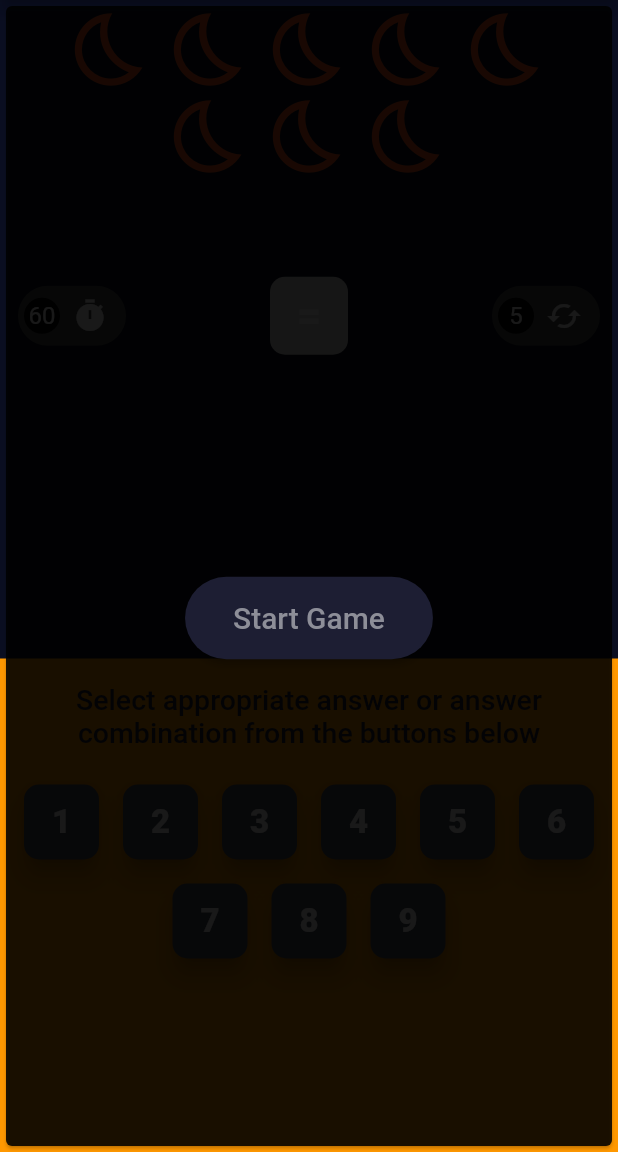
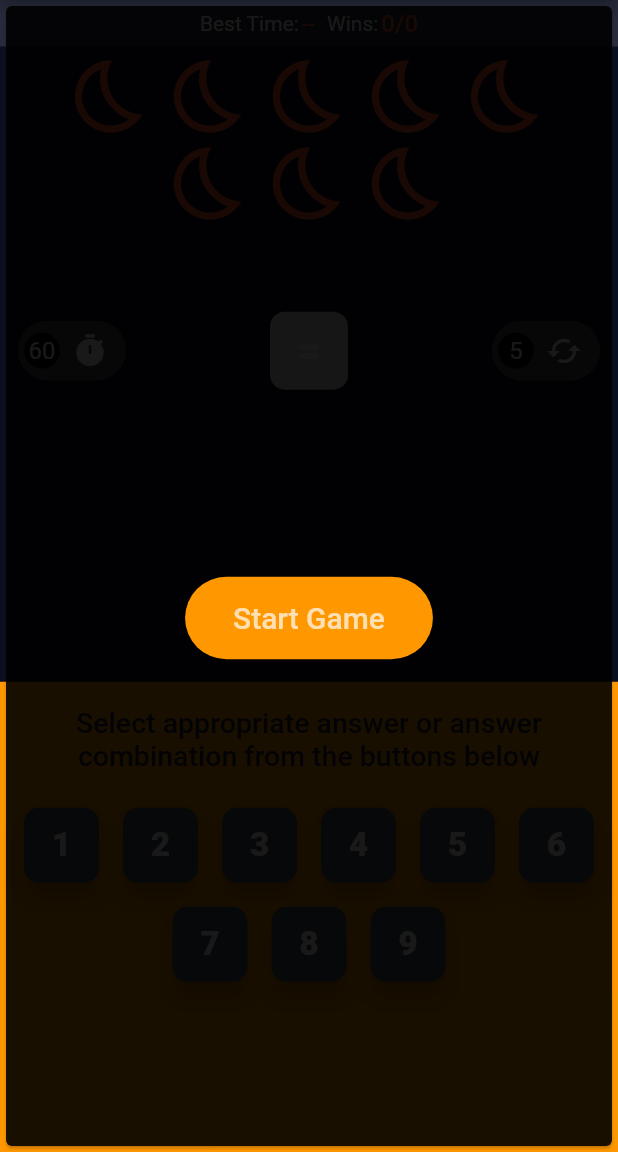
Before and after one commit to solnsumei/mathskills, a Flutter app: the screen it shows after launch, on a phone screen of 412 x 824 dp, the part 84-1236 px from its top. Run offline on Flutter 3.47's test engine with Material 2 defaults, Android fonts, the phone set to English and light mode, and no system bars; our stand-ins replace hive, hive_flutter; accounts and stored records are empty.

Commit message:
Add scores bar to game

```diff
--- a/lib/src/core/providers/game_provider.dart
+++ b/lib/src/core/providers/game_provider.dart
@@ -38,6 +38,9 @@ class GameProvider with ChangeNotifier {
   bool get isAnswerCorrect => _isAnswerCorrect;
   IconData get getIconData => _iconsList[_randomIconNum];
   int get counter => _counter;
+  Map<String, dynamic> get scores {
+    return fetchScores();
+  }
 
   GameProvider() {
     _randomStars = getRandomStars();
@@ -49,10 +52,14 @@ class GameProvider with ChangeNotifier {
 
   Map<String, dynamic> fetchScores() {
     return {
-      BEST_TIME: _box.get(BEST_TIME, defaultValue: 0),
+      BEST_TIME: _box.get(BEST_TIME),
       WINS: _box.get(WINS, defaultValue: 0),
       GAMES_PLAYED: _box.get(GAMES_PLAYED, defaultValue: 0)
     };
+  }
+
+  void saveScores (Map<String, dynamic> score) {
+    _box.putAll(score);
   }
 
   Timer setTimer(int counter) {
@@ -132,12 +139,34 @@ class GameProvider with ChangeNotifier {
     if (usedNumbers.length == 9) {
       stopCountdown();
       isGameOn = false;
+
+      final score = {
+        WINS: scores[WINS] + 1,
+        GAMES_PLAYED: scores[GAMES_PLAYED] + 1,
+      };
+
+      int bestTime = scores[BEST_TIME] ?? 60;
+      int timePlayed = 60 - _counter;
+
+      if (timePlayed < bestTime) {
+        score[BEST_TIME] = bestTime;
+      }
+
+      saveScores(score);
+
       return WINNING_TEXT;
     }
 
     if (_counter == 0 || (_redraws == 0 && !possibleSolutions())) {
       isGameOn = false;
       stopCountdown();
+
+      final score = {
+        GAMES_PLAYED: scores[GAMES_PLAYED] + 1,
+      };
+
+      saveScores(score);
+
       return GAME_OVER_TEXT;
     }
 
--- a/lib/src/ui/screens/game_page.dart
+++ b/lib/src/ui/screens/game_page.dart
@@ -51,10 +51,38 @@ class GamePage extends StatelessWidget {
         child: Consumer<GameProvider>(
           builder: (context, model, _) {
             final resultText = model.checkGameStatus();
+            final scores = model.scores;
             return Stack(
               children: [
                 Column(
                   children: [
+                    Container(
+                      padding: EdgeInsets.symmetric(horizontal: 12.0, vertical: 6.0),
+                      color: Colors.white12,
+                      child: Row(
+                        mainAxisAlignment: MainAxisAlignment.center,
+                        children: [
+                          Text('Best Time:'),
+                          SizedBox(width: 2.0),
+                          Text('${scores[BEST_TIME] != null ? (scores[BEST_TIME]).toString() + ' secs' :  '--'}',
+                            style: TextStyle(
+                              color: Colors.deepOrange,
+                              fontSize: 16.0,
+                            ),
+                          ),
+                          SizedBox(width: 8.0),
+                          Text('Wins:'),
+                          SizedBox(width: 2.0),
+                          Text('${scores[WINS]}/${scores[GAMES_PLAYED]}',
+                            style: TextStyle(
+                              color: Colors.deepOrange,
+                              fontSize: 16.0,
+                              fontWeight: FontWeight.w500,
+                            ),
+                          ),
+                        ],
+                      ),
+                    ),
                     Expanded(
                       child: Padding(
                         padding: EdgeInsets.symmetric(horizontal: 16.0, vertical: 4.0),
--- a/lib/src/ui/widgets/result_modal.dart
+++ b/lib/src/ui/widgets/result_modal.dart
@@ -72,11 +72,10 @@ class ResultModal extends StatelessWidget {
           child: Padding(
             padding: const EdgeInsets.all(16.0),
             child: Text(getButtonText(model.isGamePaused),
-              style: kLabelTextStyle,
+              style: kLabelTextStyle.copyWith(color: Colors.orange[100]),
             ),
           ),
-          color: kActiveCardColor,
-          textColor: Colors.white,
+          color: Colors.orange,
           shape: StadiumBorder(),
         )
       ],
```
Also changed, not shown: 2 other files.
